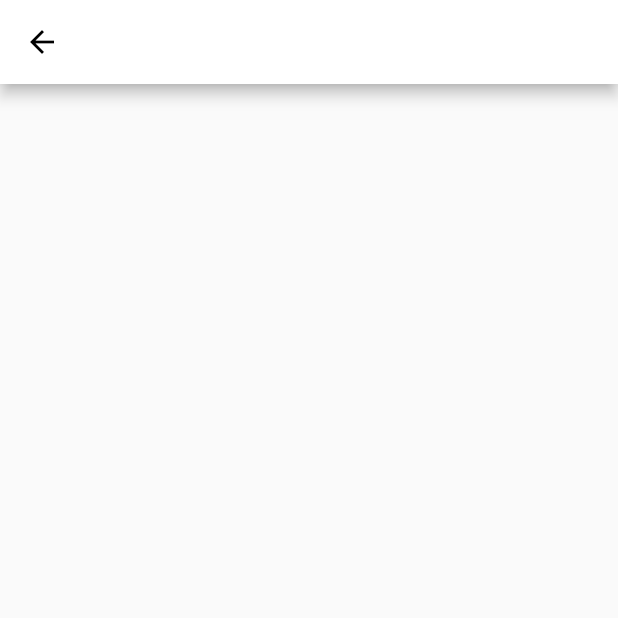
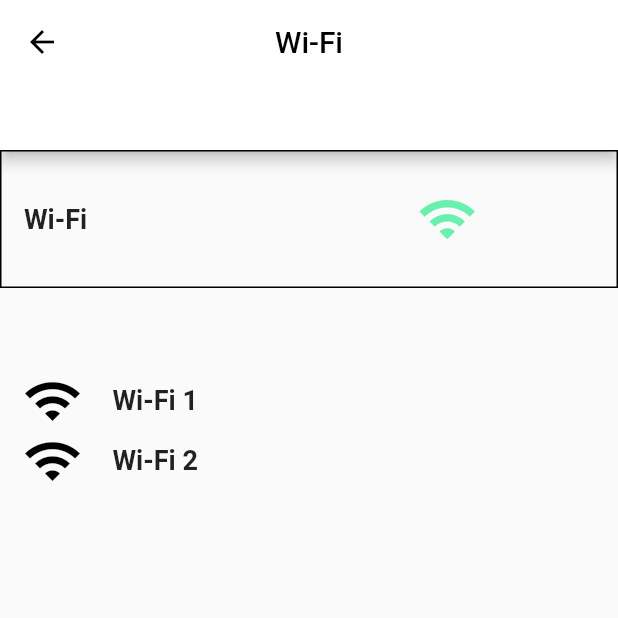
Before and after one commit to SmartMeat-UnB/smartmeat, a Flutter app: the TutorialScreen screen opened by its route, on a phone screen of 412 x 824 dp, the top half of it. Run offline on Flutter 3.47's test engine with Material 2 defaults, Android fonts, the phone set to English and light mode, and no system bars; our stand-ins replace image_cropper, image_picker.

Commit message:
Criando funcao buildRow

```diff
--- a/lib/screens/tutorial_screen.dart
+++ b/lib/screens/tutorial_screen.dart
@@ -3,8 +3,30 @@ import 'package:flutter/material.dart';
 class TutorialScreen extends StatelessWidget {
   @override
   Widget build(BuildContext context) {
+    Widget _buildRow(int v) {
+
+      return Row(
+                children: <Widget>[
+                  SizedBox(
+                    width: 15,
+                  ),
+                   Icon(
+                      Icons.wifi,
+                        size: 40,
+                        color: Colors.black,
+                      ),
+                  SizedBox(
+                     width: 20,
+                  ),
+                  Text("Wi-Fi $v",
+                    style: TextStyle(fontWeight: FontWeight.bold,fontSize: 18)),]
+              );
+    }
     return Scaffold(
-      appBar: AppBar(
+      appBar: PreferredSize(
+        child: AppBar(
+        title: Text('Wi-Fi',style: TextStyle(color: Colors.black)),
+        centerTitle: true,
         backgroundColor: Colors.white,
         leading: IconButton(
             icon: Icon(
@@ -17,22 +39,55 @@ class TutorialScreen extends StatelessWidget {
           ),
       ),
 
+       preferredSize:Size.fromHeight(100.0),
+      ),
       body: Container(
+        child: Container(
           child: Column(
             children: <Widget>[
+                Container(
+                  decoration: BoxDecoration(
+                  border: Border.all(color: Colors.black)),
+                  child:
+                    Row(
+                      children: <Widget>[
                         SizedBox(
-                  height: 10,
+                          width: 15,
                         ),
+                        SizedBox(
+                          height: 90,
+                        ),
+                        Text("Wi-Fi",
+                          style: TextStyle(fontWeight: FontWeight.bold,fontSize: 18)),
+                        SizedBox(
+                          width: 220,
+                        ),
+                        Icon(
+                          Icons.wifi,
+                          size: 40,
+                          color: Colors.greenAccent,
+                        ),
+                        ],
+                      ),
+                    ),
+                    SizedBox(
+                          height: 55,
+                        ),
+                  Container(
+                    child: Column(
+                      children: <Widget>[
+                        _buildRow(1),
+                        _buildRow(2),
                         Row(),
-            SizedBox(
-                  height: 20,
+                        Row(),
+                        Row(),
+                        Row(),
+                        Row(),
+                      ],
                     ),
-            Row(),
-             SizedBox(
-                  height: 15,
+                  )
+                  ],
             ),
-            Row()
-          ],
           ),
         )
       );
```
Lines whose indentation alone changed are shown as unchanged.
